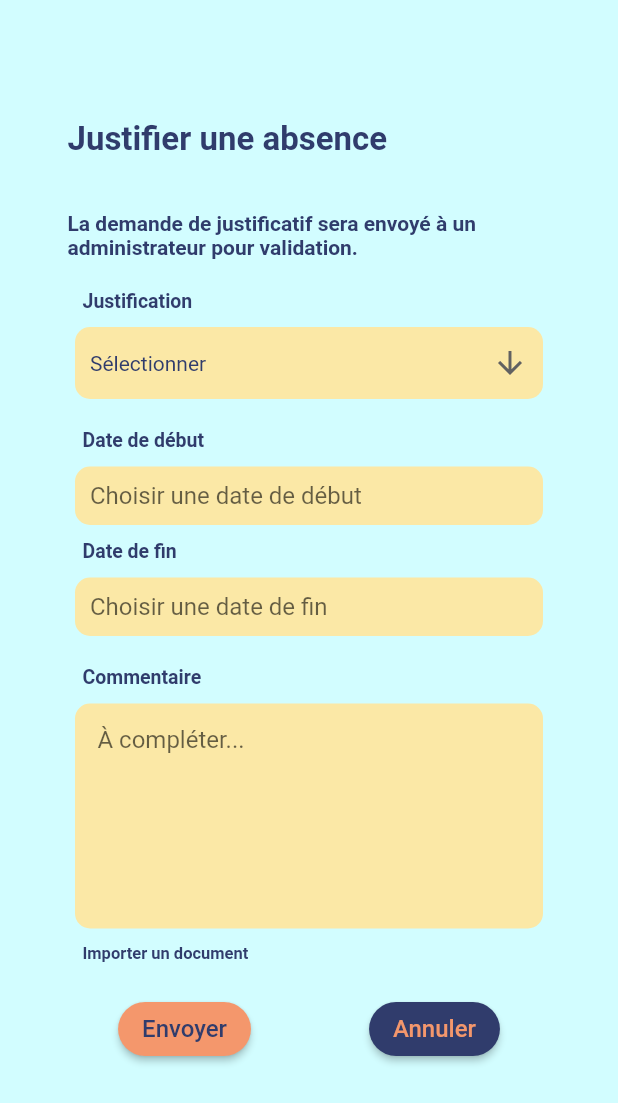
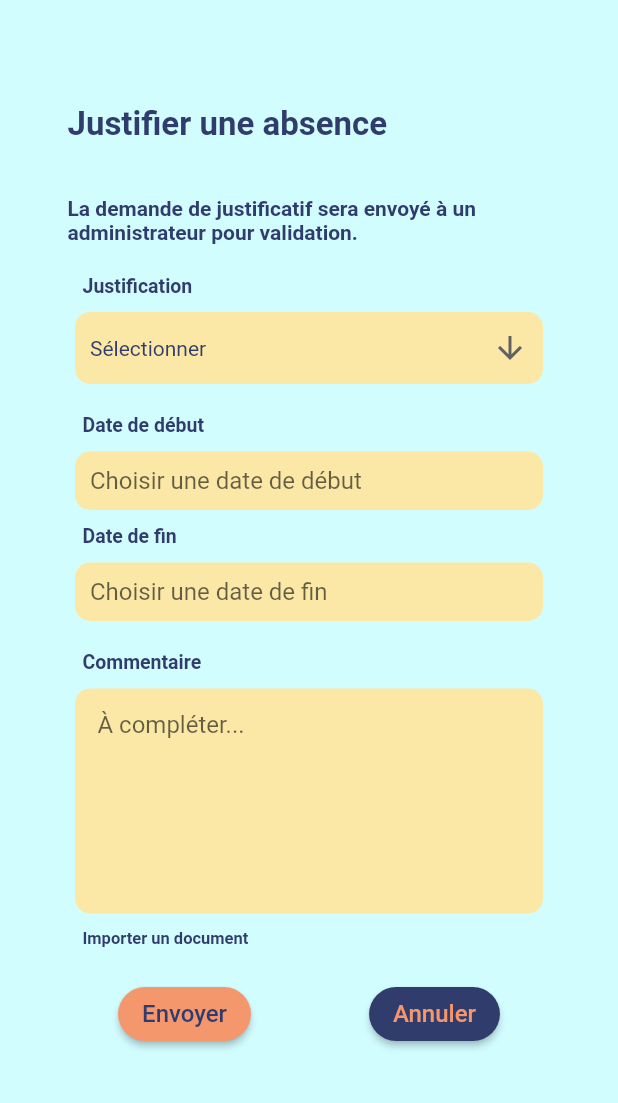
Before and after one commit to Necrelox/AR-U-Here, a Flutter app: the Absent screen opened directly, on a phone screen of 412 x 824 dp. Shown: the top 1103 px of the screen. Run offline on Flutter 3.47's test engine with Material 2 defaults, Android fonts, the phone set to English and light mode, and no system bars; drawn by our look-alikes of datetime_picker_formfield; our stand-ins replace file_picker, font_awesome_flutter, google_fonts, table_calendar.

Commit message:
Responsive

```diff
--- a/App/lib/dashboard/absent.dart
+++ b/App/lib/dashboard/absent.dart
@@ -53,18 +53,10 @@ class _PlanningState extends State<Absent> {
               delay: 500,
               child: Container(
                 width: double.infinity,
-                alignment: Alignment.center,
-              ),
-            ),
-
-            DelayAnimation(
-              delay: 500,
-              child: Container(
-                width: double.infinity,
                 alignment: Alignment.topLeft,
                 padding: const EdgeInsets.fromLTRB(25, 10, 25, 0),
                 margin: const EdgeInsets.only(
-                  top: 70,
+                  top: 60,
                   bottom: 10,
                   left: 20,
                   right: 20,
```
